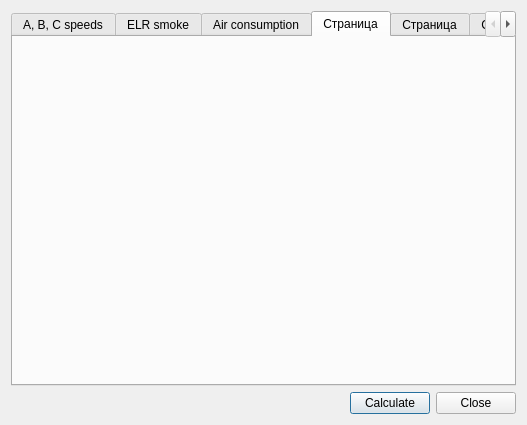
Above: Qr49/additionalcalculationsdialog.ui from pa23/r49 before the change. Below: the same form after it.
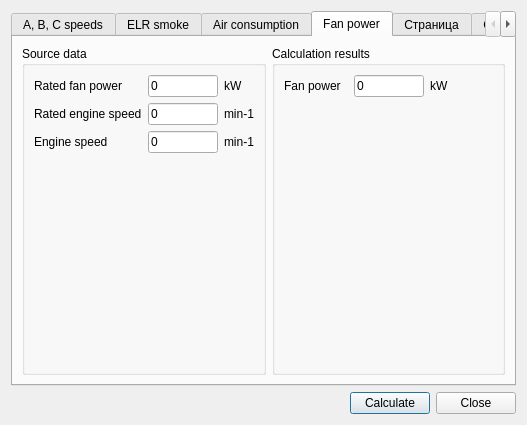
That is the form after the change. The open tabs and pages were chosen to show the change. Icons and pictures are not drawn.

Commit message: Fan power calculation moved to separate function. New additional calculation - Fan power.

What changed in the file:
```diff
--- a/Qr49/additionalcalculationsdialog.ui
+++ b/Qr49/additionalcalculationsdialog.ui
@@ -1008,8 +1008,201 @@
      </widget>
      <widget class="QWidget" name="tab_4">
       <attribute name="title">
-       <string>Страница</string>
+       <string>Fan power</string>
       </attribute>
+      <layout class="QGridLayout" name="gridLayout_9">
+       <item row="0" column="0">
+        <widget class="QGroupBox" name="groupBox_7">
+         <property name="title">
+          <string>Source data</string>
+         </property>
+         <layout class="QGridLayout" name="gridLayout_7">
+          <item row="0" column="0">
+           <widget class="QLabel" name="label_39">
+            <property name="text">
+             <string>Rated fan power</string>
+            </property>
+           </widget>
+          </item>
+          <item row="0" column="1">
+           <widget class="QLineEdit" name="lineEdit_NfanRated">
+            <property name="minimumSize">
+             <size>
+              <width>70</width>
+              <height>0</height>
+             </size>
+            </property>
+            <property name="maximumSize">
+             <size>
+              <width>70</width>
+              <height>16777215</height>
+             </size>
+            </property>
+            <property name="text">
+             <string>0</string>
+            </property>
+            <property name="maxLength">
+             <number>10</number>
+            </property>
+           </widget>
+          </item>
+          <item row="0" column="2">
+           <widget class="QLabel" name="label_42">
+            <property name="text">
+             <string>kW</string>
+            </property>
+           </widget>
+          </item>
+          <item row="1" column="0">
+           <widget class="QLabel" name="label_40">
+            <property name="text">
+             <string>Rated engine speed</string>
+            </property>
+           </widget>
+          </item>
+          <item row="1" column="1">
+           <widget class="QLineEdit" name="lineEdit_nRated">
+            <property name="minimumSize">
+             <size>
+              <width>70</width>
+              <height>0</height>
+             </size>
+            </property>
+            <property name="maximumSize">
+             <size>
+              <width>70</width>
+              <height>16777215</height>
+             </size>
+            </property>
+            <property name="text">
+             <string>0</string>
+            </property>
+            <property name="maxLength">
+             <number>10</number>
+            </property>
+           </widget>
+          </item>
+          <item row="1" column="2">
+           <widget class="QLabel" name="label_43">
+            <property name="text">
+             <string>min-1</string>
+            </property>
+           </widget>
+          </item>
+          <item row="2" column="0">
+           <widget class="QLabel" name="label_41">
+            <property name="text">
+             <string>Engine speed</string>
+            </property>
+           </widget>
+          </item>
+          <item row="2" column="1">
+           <widget class="QLineEdit" name="lineEdit_n">
+            <property name="minimumSize">
+             <size>
+              <width>70</width>
+              <height>0</height>
+             </size>
+            </property>
+            <property name="maximumSize">
+             <size>
+              <width>70</width>
+              <height>16777215</height>
+             </size>
+            </property>
+            <property name="text">
+             <string>0</string>
+            </property>
+            <property name="maxLength">
+             <number>10</number>
+            </property>
+           </widget>
+          </item>
+          <item row="2" column="2">
+           <widget class="QLabel" name="label_44">
+            <property name="text">
+             <string>min-1</string>
+            </property>
+           </widget>
+          </item>
+          <item row="3" column="0">
+           <spacer name="verticalSpacer_7">
+            <property name="orientation">
+             <enum>Qt::Vertical</enum>
+            </property>
+            <property name="sizeHint" stdset="0">
+             <size>
+              <width>20</width>
+              <height>40</height>
+             </size>
+            </property>
+           </spacer>
+          </item>
+         </layout>
+        </widget>
+       </item>
+       <item row="0" column="1">
+        <widget class="QGroupBox" name="groupBox_8">
+         <property name="title">
+          <string>Calculation results</string>
+         </property>
+         <layout class="QGridLayout" name="gridLayout_8">
+          <item row="0" column="0">
+           <widget class="QLabel" name="label_45">
+            <property name="text">
+             <string>Fan power</string>
+            </property>
+           </widget>
+          </item>
+          <item row="0" column="1">
+           <widget class="QLineEdit" name="lineEdit_Nfan">
+            <property name="minimumSize">
+             <size>
+              <width>70</width>
+              <height>0</height>
+             </size>
+            </property>
+            <property name="maximumSize">
+             <size>
+              <width>70</width>
+              <height>16777215</height>
+             </size>
+            </property>
+            <property name="text">
+             <string>0</string>
+            </property>
+            <property name="maxLength">
+             <number>10</number>
+            </property>
+            <property name="readOnly">
+             <bool>true</bool>
+            </property>
+           </widget>
+          </item>
+          <item row="0" column="2">
+           <widget class="QLabel" name="label_46">
+            <property name="text">
+             <string>kW</string>
+            </property>
+           </widget>
+          </item>
+          <item row="1" column="0">
+           <spacer name="verticalSpacer_8">
+            <property name="orientation">
+             <enum>Qt::Vertical</enum>
+            </property>
+            <property name="sizeHint" stdset="0">
+             <size>
+              <width>20</width>
+              <height>40</height>
+             </size>
+            </property>
+           </spacer>
+          </item>
+         </layout>
+        </widget>
+       </item>
+      </layout>
      </widget>
      <widget class="QWidget" name="tab_5">
       <attribute name="title">
```
Left out of the diff: 3 changed lines with no effect on the pictures. The commit also changes 7 other files.
